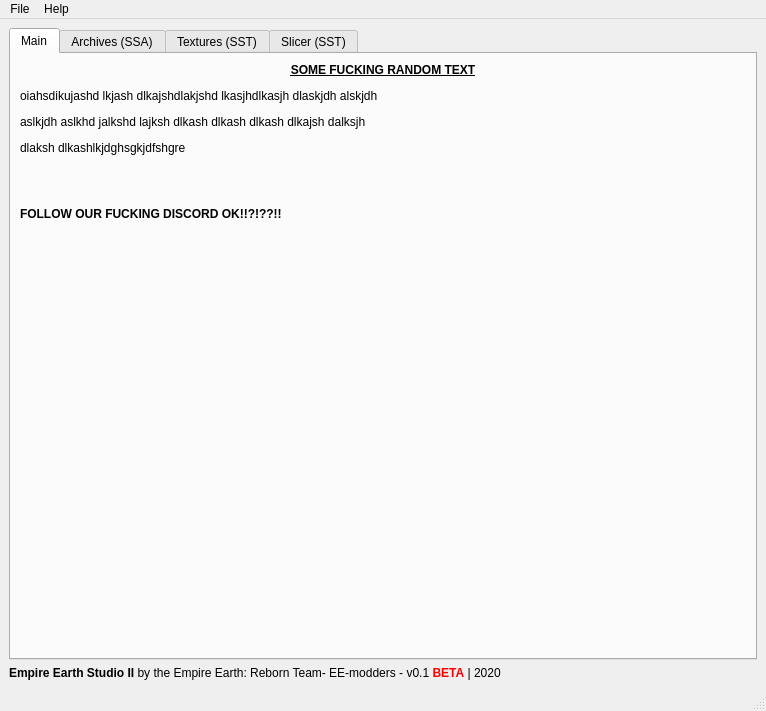
EE-modders/Empire-Earth-Studio-2, file src/lib/mainWindow.ui: the form before one commit.
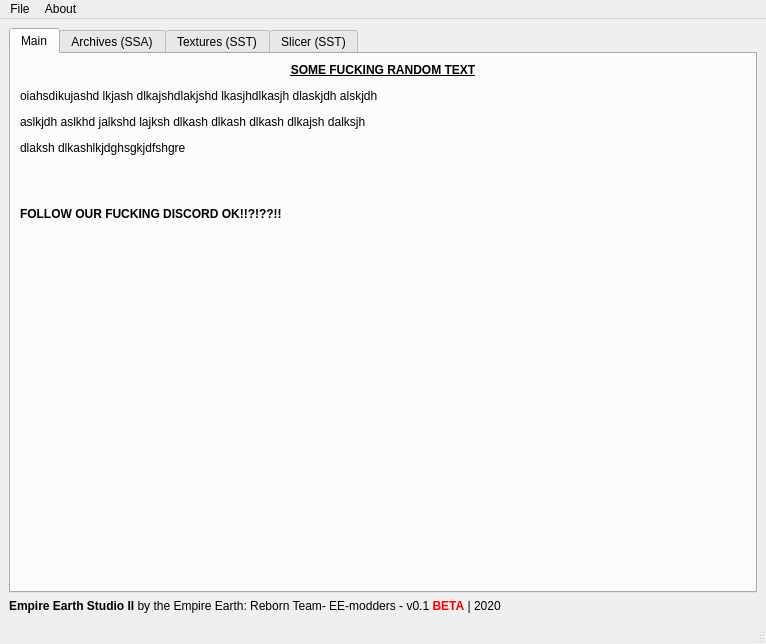
The form after the commit. Custom widgets are drawn as their Qt base class.

```diff
--- a/src/lib/mainWindow.ui
+++ b/src/lib/mainWindow.ui
@@ -10,7 +10,7 @@
     <x>0</x>
     <y>0</y>
     <width>766</width>
-    <height>711</height>
+    <height>644</height>
    </rect>
   </property>
   <property name="sizePolicy">
@@ -1036,7 +1036,7 @@
    </property>
    <widget class="QMenu" name="menuAbout">
     <property name="title">
-     <string>Help</string>
+     <string>About</string>
     </property>
     <addaction name="actionHelp_from_GitHUb"/>
     <addaction name="actionReport_Issue"/>
```
Left out of the diff: 9 changed lines with no effect on the pictures.
